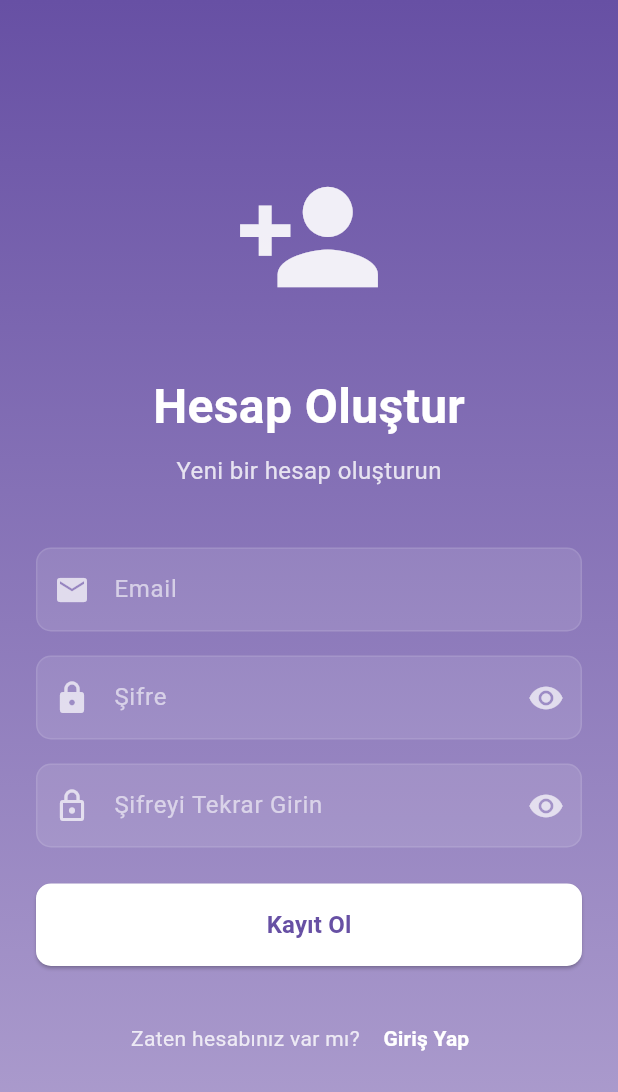
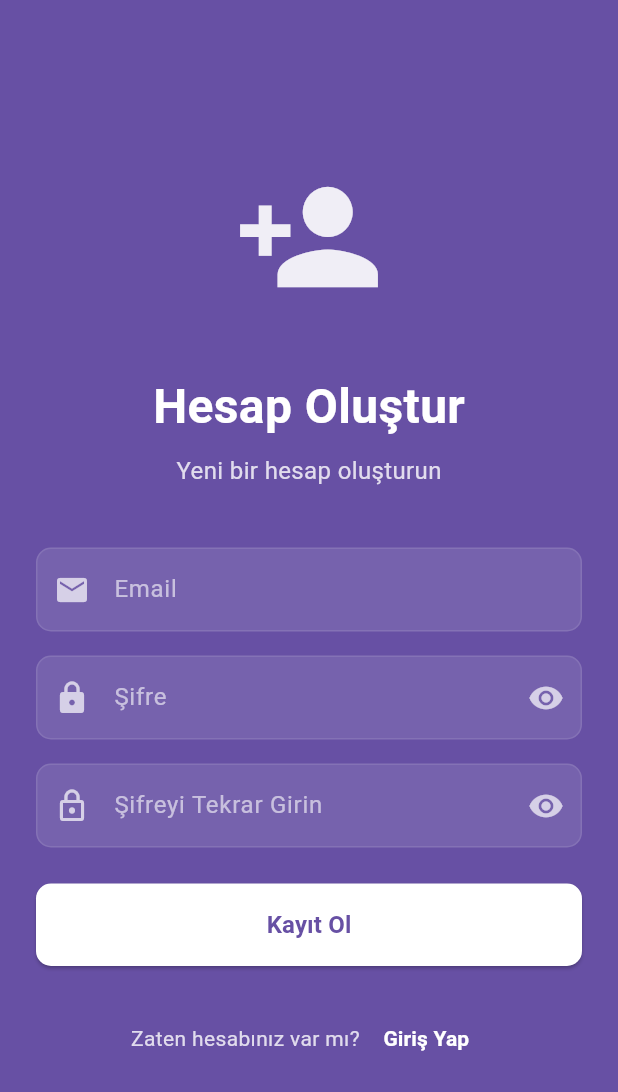
Before and after one commit to Gulsahbb/flutterLoginRegister, a Flutter app: the Register screen opened directly, on a phone screen of 412 x 824 dp. Shown: the top 1092 px of the screen. Run offline on Flutter 3.47's test engine with Material 3 defaults, Android fonts, the phone set to English and light mode, and no system bars; our stand-ins replace firebase_auth, firebase_core; accounts and stored records are empty.

Commit message:
Update Register Page

```diff
--- a/lib/TEST1/register.dart
+++ b/lib/TEST1/register.dart
@@ -74,16 +74,7 @@ class _RegisterState extends State<Register> {
   Widget build(BuildContext context) {
     return Scaffold(
       body: Container(
-        decoration: BoxDecoration(
-          gradient: LinearGradient(
-            begin: Alignment.topCenter,
-            end: Alignment.bottomCenter,
-            colors: [
-              Theme.of(context).primaryColor,
-              Theme.of(context).primaryColor.withOpacity(0.5),
-            ],
-          ),
-        ),
+        color: Theme.of(context).primaryColor,
         child: SafeArea(
           child: Center(
             child: SingleChildScrollView(
```
